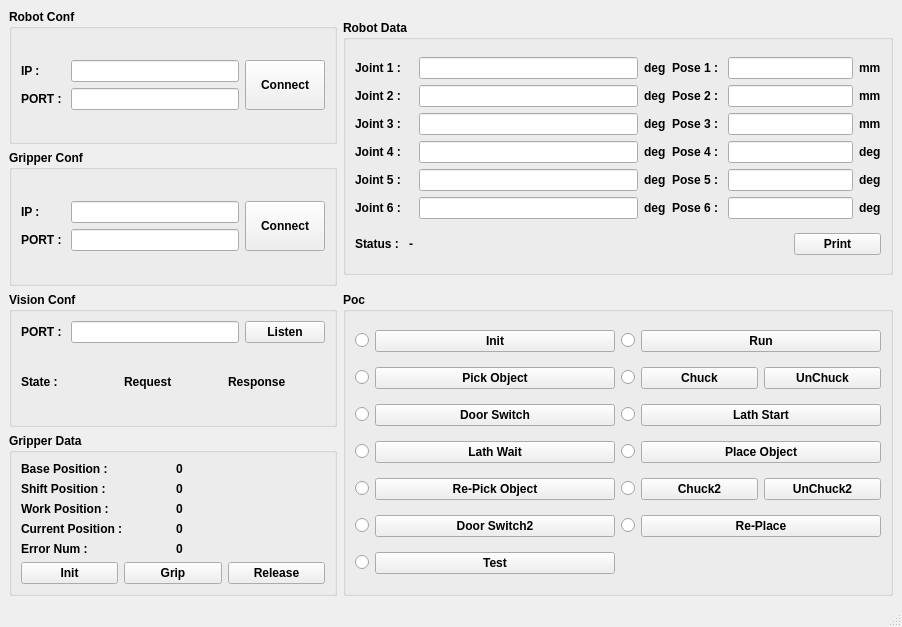
Before: the Qt Designer form mainwindow.ui in hajunsong/poc_daekeum, drawn with Qt 5.
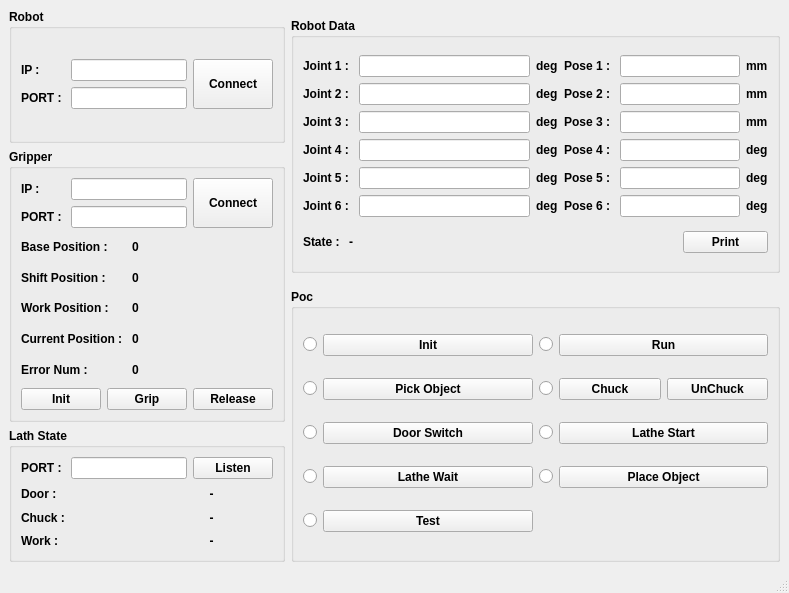
After: the same form once the commit is applied.

The edit to the form file:
```diff
--- a/mainwindow.ui
+++ b/mainwindow.ui
@@ -6,15 +6,15 @@
    <rect>
     <x>0</x>
     <y>0</y>
-    <width>902</width>
-    <height>627</height>
+    <width>789</width>
+    <height>593</height>
    </rect>
   </property>
   <property name="windowTitle">
    <string>MainWindow</string>
   </property>
   <widget class="QWidget" name="centralwidget">
-   <layout class="QGridLayout" name="gridLayout_7">
+   <layout class="QGridLayout" name="gridLayout_5">
     <item row="0" column="0">
      <widget class="QGroupBox" name="groupBox">
       <property name="minimumSize">
@@ -39,7 +39,7 @@
        <bool>false</bool>
       </property>
       <property name="title">
-       <string>Robot Conf</string>
+       <string>Robot</string>
       </property>
       <layout class="QGridLayout" name="gridLayout">
        <item row="0" column="1">
@@ -94,82 +94,6 @@
       </layout>
      </widget>
     </item>
-    <item row="1" column="0">
-     <widget class="QGroupBox" name="groupBox_2">
-      <property name="minimumSize">
-       <size>
-        <width>0</width>
-        <height>0</height>
-       </size>
-      </property>
-      <property name="maximumSize">
-       <size>
-        <width>16777215</width>
-        <height>16777215</height>
-       </size>
-      </property>
-      <property name="font">
-       <font>
-        <weight>75</weight>
-        <bold>true</bold>
-       </font>
-      </property>
-      <property name="title">
-       <string>Gripper Conf</string>
-      </property>
-      <layout class="QGridLayout" name="gridLayout_2">
-       <item row="0" column="2">
-        <widget class="QPushButton" name="btnGripperConnect">
-         <property name="sizePolicy">
-          <sizepolicy hsizetype="Minimum" vsizetype="Preferred">
-           <horstretch>0</horstretch>
-           <verstretch>0</verstretch>
-          </sizepolicy>
-         </property>
-         <property name="text">
-          <string>Connect</string>
-         </property>
-        </widget>
-       </item>
-       <item row="0" column="0">
-        <layout class="QVBoxLayout" name="verticalLayout_3">
-         <item>
-          <widget class="QLabel" name="label_3">
-           <property name="text">
-            <string>IP : </string>
-           </property>
-          </widget>
-         </item>
-         <item>
-          <widget class="QLabel" name="label_4">
-           <property name="text">
-            <string>PORT : </string>
-           </property>
-          </widget>
-         </item>
-        </layout>
-       </item>
-       <item row="0" column="1">
-        <layout class="QVBoxLayout" name="verticalLayout_4">
-         <item>
-          <widget class="QLineEdit" name="txtGripperIP">
-           <property name="text">
-            <string/>
-           </property>
-          </widget>
-         </item>
-         <item>
-          <widget class="QLineEdit" name="txtGripperPORT">
-           <property name="text">
-            <string/>
-           </property>
-          </widget>
-         </item>
-        </layout>
-       </item>
-      </layout>
-     </widget>
-    </item>
     <item row="0" column="1" rowspan="2">
      <widget class="QGroupBox" name="groupBox_3">
       <property name="maximumSize">
@@ -240,7 +164,14 @@
        <item row="0" column="1">
         <layout class="QVBoxLayout" name="verticalLayout_6">
          <item>
-          <widget class="QLineEdit" name="txtJoint1"/>
+          <widget class="QLineEdit" name="txtJoint1">
+           <property name="minimumSize">
+            <size>
+             <width>120</width>
+             <height>0</height>
+            </size>
+           </property>
+          </widget>
          </item>
          <item>
           <widget class="QLineEdit" name="txtJoint2"/>
@@ -354,7 +285,14 @@
        <item row="0" column="4" colspan="2">
         <layout class="QVBoxLayout" name="verticalLayout_10">
          <item>
-          <widget class="QLineEdit" name="txtPose1"/>
+          <widget class="QLineEdit" name="txtPose1">
+           <property name="minimumSize">
+            <size>
+             <width>120</width>
+             <height>0</height>
+            </size>
+           </property>
+          </widget>
          </item>
          <item>
           <widget class="QLineEdit" name="txtPose2"/>
@@ -424,12 +362,12 @@
          <item>
           <widget class="QLabel" name="label_17">
            <property name="text">
-            <string>Status : </string>
+            <string>State : </string>
            </property>
           </widget>
          </item>
          <item>
-          <widget class="QLabel" name="txtRobotStatus">
+          <widget class="QLabel" name="txtRobotState">
            <property name="text">
             <string>-</string>
            </property>
@@ -460,6 +398,191 @@
       </layout>
      </widget>
     </item>
+    <item row="1" column="0" rowspan="2">
+     <widget class="QGroupBox" name="groupBox_2">
+      <property name="minimumSize">
+       <size>
+        <width>0</width>
+        <height>0</height>
+       </size>
+      </property>
+      <property name="maximumSize">
+       <size>
+        <width>16777215</width>
+        <height>16777215</height>
+       </size>
+      </property>
+      <property name="font">
+       <font>
+        <weight>75</weight>
+        <bold>true</bold>
+       </font>
+      </property>
+      <property name="title">
+       <string>Gripper</string>
+      </property>
+      <layout class="QGridLayout" name="gridLayout_2">
+       <item row="0" column="0">
+        <layout class="QVBoxLayout" name="verticalLayout_3">
+         <item>
+          <widget class="QLabel" name="label_3">
+           <property name="text">
+            <string>IP : </string>
+           </property>
+          </widget>
+         </item>
+         <item>
+          <widget class="QLabel" name="label_4">
+           <property name="text">
+            <string>PORT : </string>
+           </property>
+          </widget>
+         </item>
+        </layout>
+       </item>
+       <item row="0" column="1" colspan="2">
+        <layout class="QVBoxLayout" name="verticalLayout_4">
+         <item>
+          <widget class="QLineEdit" name="txtGripperIP">
+           <property name="text">
+            <string/>
+           </property>
+          </widget>
+         </item>
+         <item>
+          <widget class="QLineEdit" name="txtGripperPORT">
+           <property name="text">
+            <string/>
+           </property>
+          </widget>
+         </item>
+        </layout>
+       </item>
+       <item row="0" column="3">
+        <widget class="QPushButton" name="btnGripperConnect">
+         <property name="sizePolicy">
+          <sizepolicy hsizetype="Minimum" vsizetype="Preferred">
+           <horstretch>0</horstretch>
+           <verstretch>0</verstretch>
+          </sizepolicy>
+         </property>
+         <property name="text">
+          <string>Connect</string>
+         </property>
+        </widget>
+       </item>
+       <item row="1" column="0" colspan="2">
+        <layout class="QVBoxLayout" name="verticalLayout_8">
+         <item>
+          <widget class="QLabel" name="label_27">
+           <property name="text">
+            <string>Base Position : </string>
+           </property>
+          </widget>
+         </item>
+         <item>
+          <widget class="QLabel" name="label_28">
+           <property name="text">
+            <string>Shift Position : </string>
+           </property>
+          </widget>
+         </item>
+         <item>
+          <widget class="QLabel" name="label_29">
+           <property name="text">
+            <string>Work Position : </string>
+           </property>
+          </widget>
+         </item>
+         <item>
+          <widget class="QLabel" name="label_30">
+           <property name="text">
+            <string>Current Position : </string>
+           </property>
+          </widget>
+         </item>
+         <item>
+          <widget class="QLabel" name="label_19">
+           <property name="text">
+            <string>Error Num : </string>
+           </property>
+          </widget>
+         </item>
+        </layout>
+       </item>
+       <item row="1" column="2" colspan="2">
+        <layout class="QVBoxLayout" name="verticalLayout_9">
+         <item>
+          <widget class="QLabel" name="txtBasePosition">
+           <property name="text">
+            <string>0</string>
+           </property>
+           <property name="alignment">
+            <set>Qt::AlignLeading|Qt::AlignLeft|Qt::AlignVCenter</set>
+           </property>
+          </widget>
+         </item>
+         <item>
+          <widget class="QLabel" name="txtShiftPosition">
+           <property name="text">
+            <string>0</string>
+           </property>
+           <property name="alignment">
+            <set>Qt::AlignLeading|Qt::AlignLeft|Qt::AlignVCenter</set>
+           </property>
+          </widget>
+         </item>
+         <item>
+          <widget class="QLabel" name="txtWorkPosition">
+           <property name="text">
+            <string>0</string>
+           </property>
+          </widget>
+         </item>
+         <item>
+          <widget class="QLabel" name="txtCurrentPosition">
+           <property name="text">
+            <string>0</string>
+           </property>
+          </widget>
+         </item>
+         <item>
+          <widget class="QLabel" name="txtErrorNum">
+           <property name="text">
+            <string>0</string>
+           </property>
+          </widget>
+         </item>
+        </layout>
+       </item>
+       <item row="2" column="0" colspan="4">
+        <layout class="QHBoxLayout" name="horizontalLayout_14">
+         <item>
+          <widget class="QPushButton" name="btnGripperInit">
+           <property name="text">
+            <string>Init</string>
+           </property>
+          </widget>
+         </item>
+         <item>
+          <widget class="QPushButton" name="btnGripperGrip">
+           <property name="text">
+            <string>Grip</string>
+           </property>
+          </widget>
+         </item>
+         <item>
+          <widget class="QPushButton" name="btnGripperRelease">
+           <property name="text">
+            <string>Release</string>
+           </property>
+          </widget>
+         </item>
+        </layout>
+       </item>
+      </layout>
+     </widget>
+    </item>
     <item row="2" column="1" rowspan="2">
      <widget class="QGroupBox" name="groupBox_6">
       <property name="font">
@@ -472,84 +595,6 @@
        <string>Poc</string>
       </property>
       <layout class="QGridLayout" name="gridLayout_6">
-       <item row="0" column="0">
-        <layout class="QHBoxLayout" name="horizontalLayout_3">
-         <item>
-          <widget class="QRadioButton" name="rbInit">
-           <property name="text">
-            <string/>
-           </property>
-          </widget>
-         </item>
-         <item>
-          <widget class="QPushButton" name="btnInit">
-           <property name="sizePolicy">
-            <sizepolicy hsizetype="Expanding" vsizetype="Fixed">
-             <horstretch>0</horstretch>
-             <verstretch>0</verstretch>
-            </sizepolicy>
-           </property>
-           <property name="text">
-            <string>Init</string>
-           </property>
-          </widget>
-         </item>
-        </layout>
-       </item>
-       <item row="0" column="1">
-        <layout class="QHBoxLayout" name="horizontalLayout_6">
-         <item>
-          <widget class="QRadioButton" name="rbRun">
-           <property name="text">
-            <string/>
-           </property>
-          </widget>
-         </item>
-         <item>
-          <widget class="QPushButton" name="btnRun">
-           <property name="sizePolicy">
-            <sizepolicy hsizetype="Expanding" vsizetype="Fixed">
-             <horstretch>0</horstretch>
-             <verstretch>0</verstretch>
-            </sizepolicy>
-           </property>
-           <property name="text">
-            <string>Run</string>
-           </property>
-          </widget>
-         </item>
-        </layout>
-       </item>
-       <item row="1" column="0">
-        <layout class="QHBoxLayout" name="horizontalLayout_4">
-         <item>
-          <widget class="QRadioButton" name="rbPick">
-           <property name="text">
-            <string/>
-           </property>
-          </widget>
-         </item>
-         <item>
-          <widget class="QPushButton" name="btnPickObj">
-           <property name="sizePolicy">
-            <sizepolicy hsizetype="Expanding" vsizetype="Fixed">
-             <horstretch>0</horstretch>
-             <verstretch>0</verstretch>
-            </sizepolicy>
-           </property>
-           <property name="text">
-            <string>Pick Object</string>
-           </property>
-           <property name="checkable">
-            <bool>false</bool>
-           </property>
-           <property name="checked">
-            <bool>false</bool>
-           </property>
-          </widget>
-         </item>
-        </layout>
-       </item>
        <item row="1" column="1">
         <layout class="QHBoxLayout" name="horizontalLayout_8">
          <item>
@@ -591,41 +636,17 @@
          </item>
         </layout>
        </item>
-       <item row="2" column="0">
-        <layout class="QHBoxLayout" name="horizontalLayout_5">
-         <item>
-          <widget class="QRadioButton" name="rbDoor1">
-           <property name="text">
-            <string/>
-           </property>
-          </widget>
-         </item>
-         <item>
-          <widget class="QPushButton" name="btnDoorSwitch">
-           <property name="sizePolicy">
-            <sizepolicy hsizetype="Expanding" vsizetype="Fixed">
-             <horstretch>0</horstretch>
-             <verstretch>0</verstretch>
-            </sizepolicy>
-           </property>
-           <property name="text">
-            <string>Door Switch</string>
-           </property>
-          </widget>
-         </item>
-        </layout>
-       </item>
        <item row="2" column="1">
         <layout class="QHBoxLayout" name="horizontalLayout_17">
          <item>
-          <widget class="QRadioButton" name="rbLathStart">
+          <widget class="QRadioButton" name="rbLatheStart">
            <property name="text">
             <string/>
            </property>
           </widget>
          </item>
          <item>
-          <widget class="QPushButton" name="btnLathStart">
+          <widget class="QPushButton" name="btnLatheStart">
            <property name="sizePolicy">
             <sizepolicy hsizetype="Expanding" vsizetype="Fixed">
              <horstretch>0</horstretch>
@@ -633,23 +654,23 @@
             </sizepolicy>
            </property>
            <property name="text">
-            <string>Lath Start</string>
+            <string>Lathe Start</string>
            </property>
           </widget>
          </item>
         </layout>
        </item>
-       <item row="3" column="0">
-        <layout class="QHBoxLayout" name="horizontalLayout_18">
+       <item row="0" column="1">
+        <layout class="QHBoxLayout" name="horizontalLayout_6">
          <item>
-          <widget class="QRadioButton" name="rbLathWait">
+          <widget class="QRadioButton" name="rbRun">
            <property name="text">
             <string/>
            </property>
           </widget>
          </item>
          <item>
-          <widget class="QPushButton" name="btnLathWait">
+          <widget class="QPushButton" name="btnRun">
            <property name="sizePolicy">
             <sizepolicy hsizetype="Expanding" vsizetype="Fixed">
              <horstretch>0</horstretch>
@@ -657,7 +678,7 @@
             </sizepolicy>
            </property>
            <property name="text">
-            <string>Lath Wait</string>
+            <string>Run</string>
            </property>
           </widget>
          </item>
@@ -687,120 +708,61 @@
          </item>
         </layout>
        </item>
+       <item row="1" column="0">
+        <layout class="QHBoxLayout" name="horizontalLayout_4">
+         <item>
+          <widget class="QRadioButton" name="rbPick">
+           <property name="text">
+            <string/>
+           </property>
+          </widget>
+         </item>
+         <item>
+          <widget class="QPushButton" name="btnPickObj">
+           <property name="sizePolicy">
+            <sizepolicy hsizetype="Expanding" vsizetype="Fixed">
+             <horstretch>0</horstretch>
+             <verstretch>0</verstretch>
+            </sizepolicy>
+           </property>
+           <property name="text">
+            <string>Pick Object</string>
+           </property>
+           <property name="checkable">
+            <bool>false</bool>
+           </property>
+           <property name="checked">
+            <bool>false</bool>
+           </property>
+          </widget>
+         </item>
+        </layout>
+       </item>
+       <item row="2" column="0">
+        <layout class="QHBoxLayout" name="horizontalLayout_5">
+         <item>
+          <widget class="QRadioButton" name="rbDoor1">
+           <property name="text">
+            <string/>
+           </property>
+          </widget>
+         </item>
+         <item>
+          <widget class="QPushButton" name="btnDoorSwitch">
+           <property name="sizePolicy">
+            <sizepolicy hsizetype="Expanding" vsizetype="Fixed">
+             <horstretch>0</horstretch>
+             <verstretch>0</verstretch>
+            </sizepolicy>
+           </property>
+           <property name="text">
+            <string>Door Switch</string>
+           </property>
+          </widget>
+         </item>
+        </layout>
+       </item>
        <item row="4" column="0">
-        <layout class="QHBoxLayout" name="horizontalLayout_11">
-         <item>
-          <widget class="QRadioButton" name="rbRePick">
-           <property name="text">
-            <string/>
-           </property>
-          </widget>
-         </item>
-         <item>
-          <widget class="QPushButton" name="btnRePickObj">
-           <property name="sizePolicy">
-            <sizepolicy hsizetype="Expanding" vsizetype="Fixed">
-             <horstretch>0</horstretch>
-             <verstretch>0</verstretch>
-            </sizepolicy>
-           </property>
-           <property name="text">
-            <string>Re-Pick Object</string>
-           </property>
-          </widget>
-         </item>
-        </layout>
-       </item>
-       <item row="4" column="1">
-        <layout class="QHBoxLayout" name="horizontalLayout_10">
-         <item>
-          <widget class="QRadioButton" name="rbChuck2">
-           <property name="text">
-            <string/>
-           </property>
-          </widget>
-         </item>
-         <item>
-          <layout class="QHBoxLayout" name="horizontalLayout_9">
-           <item>
-            <widget class="QPushButton" name="btnChuckObj2">
-             <property name="sizePolicy">
-              <sizepolicy hsizetype="Expanding" vsizetype="Fixed">
-               <horstretch>0</horstretch>
-               <verstretch>0</verstretch>
-              </sizepolicy>
-             </property>
-             <property name="text">
-              <string>Chuck2</string>
-             </property>
-            </widget>
-           </item>
-           <item>
-            <widget class="QPushButton" name="btnUnChuckObj2">
-             <property name="sizePolicy">
-              <sizepolicy hsizetype="Expanding" vsizetype="Fixed">
-               <horstretch>0</horstretch>
-               <verstretch>0</verstretch>
-              </sizepolicy>
-             </property>
-             <property name="text">
-              <string>UnChuck2</string>
-             </property>
-            </widget>
-           </item>
-          </layout>
-         </item>
-        </layout>
-       </item>
-       <item row="5" column="0">
-        <layout class="QHBoxLayout" name="horizontalLayout_12">
-         <item>
-          <widget class="QRadioButton" name="rbDoor2">
-           <property name="text">
-            <string/>
-           </property>
-          </widget>
-         </item>
-         <item>
-          <widget class="QPushButton" name="btnDoorSwitch2">
-           <property name="sizePolicy">
-            <sizepolicy hsizetype="Expanding" vsizetype="Fixed">
-             <horstretch>0</horstretch>
-             <verstretch>0</verstretch>
-            </sizepolicy>
-           </property>
-           <property name="text">
-            <string>Door Switch2</string>
-           </property>
-          </widget>
-         </item>
-        </layout>
-       </item>
-       <item row="5" column="1">
-        <layout class="QHBoxLayout" name="horizontalLayout_13">
-         <item>
-          <widget class="QRadioButton" name="rbRePlace">
-           <property name="text">
-            <string/>
-           </property>
-          </widget>
-         </item>
-         <item>
-          <widget class="QPushButton" name="btnRePlaceObj">
-           <property name="sizePolicy">
-            <sizepolicy hsizetype="Expanding" vsizetype="Fixed">
-             <horstretch>0</horstretch>
-             <verstretch>0</verstretch>
-            </sizepolicy>
-           </property>
-           <property name="text">
-            <string>Re-Place</string>
-           </property>
-          </widget>
-         </item>
-        </layout>
-       </item>
-       <item row="6" column="0">
         <layout class="QHBoxLayout" name="horizontalLayout_15">
          <item>
           <widget class="QRadioButton" name="rbTest">
@@ -824,134 +786,58 @@
          </item>
         </layout>
        </item>
+       <item row="0" column="0">
+        <layout class="QHBoxLayout" name="horizontalLayout_3">
+         <item>
+          <widget class="QRadioButton" name="rbInit">
+           <property name="text">
+            <string/>
+           </property>
+          </widget>
+         </item>
+         <item>
+          <widget class="QPushButton" name="btnInit">
+           <property name="sizePolicy">
+            <sizepolicy hsizetype="Expanding" vsizetype="Fixed">
+             <horstretch>0</horstretch>
+             <verstretch>0</verstretch>
+            </sizepolicy>
+           </property>
+           <property name="text">
+            <string>Init</string>
+           </property>
+          </widget>
+         </item>
+        </layout>
+       </item>
+       <item row="3" column="0">
+        <layout class="QHBoxLayout" name="horizontalLayout_18">
+         <item>
+          <widget class="QRadioButton" name="rbLatheWait">
+           <property name="text">
+            <string/>
+           </property>
+          </widget>
+         </item>
+         <item>
+          <widget class="QPushButton" name="btnLatheWait">
+           <property name="sizePolicy">
+            <sizepolicy hsizetype="Expanding" vsizetype="Fixed">
+             <horstretch>0</horstretch>
+             <verstretch>0</verstretch>
+            </sizepolicy>
+           </property>
+           <property name="text">
+            <string>Lathe Wait</string>
+           </property>
+          </widget>
+         </item>
+        </layout>
+       </item>
       </layout>
      </widget>
     </item>
     <item row="3" column="0">
-     <widget class="QGroupBox" name="groupBox_5">
-      <property name="font">
-       <font>
-        <weight>75</weight>
-        <bold>true</bold>
-       </font>
-      </property>
-      <property name="title">
-       <string>Gripper Data</string>
-      </property>
-      <layout class="QGridLayout" name="gridLayout_5">
-       <item row="0" column="0">
-        <layout class="QVBoxLayout" name="verticalLayout_8">
-         <item>
-          <widget class="QLabel" name="label_27">
-           <property name="text">
-            <string>Base Position : </string>
-           </property>
-          </widget>
-         </item>
-         <item>
-          <widget class="QLabel" name="label_28">
-           <property name="text">
-            <string>Shift Position : </string>
-           </property>
-          </widget>
-         </item>
-         <item>
-          <widget class="QLabel" name="label_29">
-           <property name="text">
-            <string>Work Position : </string>
-           </property>
-          </widget>
-         </item>
-         <item>
-          <widget class="QLabel" name="label_30">
-           <property name="text">
-            <string>Current Position : </string>
-           </property>
-          </widget>
-         </item>
-         <item>
-          <widget class="QLabel" name="label_19">
-           <property name="text">
-            <string>Error Num : </string>
-           </property>
-          </widget>
-         </item>
-        </layout>
-       </item>
-       <item row="0" column="1">
-        <layout class="QVBoxLayout" name="verticalLayout_9">
-         <item>
-          <widget class="QLabel" name="txtBasePosition">
-           <property name="text">
-            <string>0</string>
-           </property>
-           <property name="alignment">
-            <set>Qt::AlignLeading|Qt::AlignLeft|Qt::AlignVCenter</set>
-           </property>
-          </widget>
-         </item>
-         <item>
-          <widget class="QLabel" name="txtShiftPosition">
-           <property name="text">
-            <string>0</string>
-           </property>
-           <property name="alignment">
-            <set>Qt::AlignLeading|Qt::AlignLeft|Qt::AlignVCenter</set>
-           </property>
-          </widget>
-         </item>
-         <item>
-          <widget class="QLabel" name="txtWorkPosition">
-           <property name="text">
-            <string>0</string>
-           </property>
-          </widget>
-         </item>
-         <item>
-          <widget class="QLabel" name="txtCurrentPosition">
-           <property name="text">
-            <string>0</string>
-           </property>
-          </widget>
-         </item>
-         <item>
-          <widget class="QLabel" name="txtErrorNum">
-           <property name="text">
-            <string>0</string>
-           </property>
-          </widget>
-         </item>
-        </layout>
-       </item>
-       <item row="1" column="0" colspan="2">
-        <layout class="QHBoxLayout" name="horizontalLayout_14">
-         <item>
-          <widget class="QPushButton" name="btnGripperInit">
-           <property name="text">
-            <string>Init</string>
-           </property>
-          </widget>
-         </item>
-         <item>
-          <widget class="QPushButton" name="btnGripperGrip">
-           <property name="text">
-            <string>Grip</string>
-           </property>
-          </widget>
-         </item>
-         <item>
-          <widget class="QPushButton" name="btnGripperRelease">
-           <property name="text">
-            <string>Release</string>
-           </property>
-          </widget>
-         </item>
-        </layout>
-       </item>
-      </layout>
-     </widget>
-    </item>
-    <item row="2" column="0">
      <widget class="QGroupBox" name="groupBox_4">
       <property name="minimumSize">
        <size>
@@ -972,7 +858,7 @@
        </font>
       </property>
       <property name="title">
-       <string>Vision Conf</string>
+       <string>Lath State</string>
       </property>
       <layout class="QGridLayout" name="gridLayout_4">
        <item row="0" column="0">
@@ -1003,27 +889,65 @@
         </widget>
        </item>
        <item row="1" column="0" colspan="3">
-        <layout class="QHBoxLayout" name="horizontalLayout_16">
+        <layout class="QHBoxLayout" name="horizontalLayout_9">
          <item>
-          <widget class="QLabel" name="label_18">
-           <property name="text">
-            <string>State : </string>
-           </property>
-          </widget>
+          <layout class="QVBoxLayout" name="verticalLayout_16">
+           <item>
+            <widget class="QLabel" name="label_18">
+             <property name="text">
+              <string>Door : </string>
+             </property>
+            </widget>
+           </item>
+           <item>
+            <widget class="QLabel" name="label_22">
+             <property name="text">
+              <string>Chuck : </string>
+             </property>
+            </widget>
+           </item>
+           <item>
+            <widget class="QLabel" name="label_23">
+             <property name="text">
+              <string>Work : </string>
+             </property>
+            </widget>
+           </item>
+          </layout>
          </item>
          <item>
-          <widget class="QLabel" name="txtStateRequest">
-           <property name="text">
-            <string>Request</string>
-           </property>
-          </widget>
-         </item>
-         <item>
-          <widget class="QLabel" name="txtStateResponse">
-           <property name="text">
-            <string>Response</string>
-           </property>
-          </widget>
+          <layout class="QVBoxLayout" name="verticalLayout_15">
+           <item>
+            <widget class="QLabel" name="txtStateDoor">
+             <property name="text">
+              <string>-</string>
+             </property>
+             <property name="alignment">
+              <set>Qt::AlignCenter</set>
+             </property>
+            </widget>
+           </item>
+           <item>
+            <widget class="QLabel" name="txtStateChuck">
+             <property name="text">
+              <string>-</string>
+             </property>
+             <property name="alignment">
+              <set>Qt::AlignCenter</set>
+             </property>
+            </widget>
+           </item>
+           <item>
+            <widget class="QLabel" name="txtStateWork">
+             <property name="text">
+              <string>-</string>
+             </property>
+             <property name="alignment">
+              <set>Qt::AlignCenter</set>
+             </property>
+            </widget>
+           </item>
+          </layout>
          </item>
         </layout>
        </item>
@@ -1037,7 +961,7 @@
     <rect>
      <x>0</x>
      <y>0</y>
-     <width>902</width>
+     <width>789</width>
      <height>22</height>
     </rect>
    </property>
```
